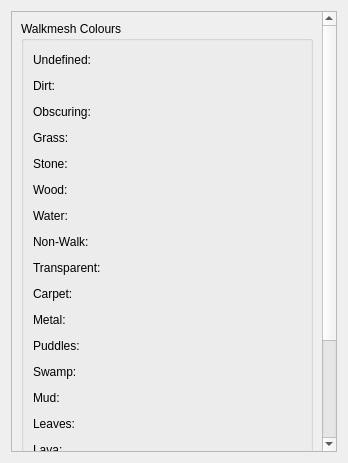
The window that ui/widgets/settings/git.ui (NickHugi/PyKotor) describes before a commit, drawn with Qt 5.
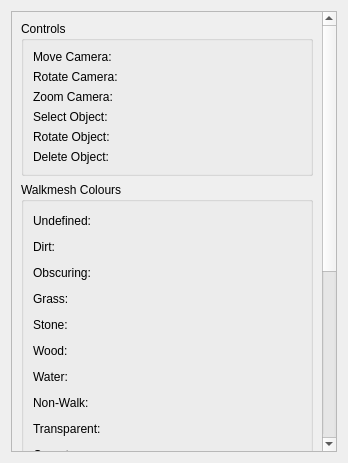
The same window after the commit. Custom widgets are drawn as their Qt base class.

Commit message: Allow users to customize their controls for the GIT Editor

```diff
--- a/ui/widgets/settings/git.ui
+++ b/ui/widgets/settings/git.ui
@@ -25,10 +25,79 @@
         <x>0</x>
         <y>0</y>
         <width>311</width>
-        <height>567</height>
+        <height>720</height>
        </rect>
       </property>
       <layout class="QVBoxLayout" name="verticalLayout">
+       <item>
+        <widget class="QGroupBox" name="groupBox">
+         <property name="title">
+          <string>Controls</string>
+         </property>
+         <layout class="QFormLayout" name="formLayout">
+          <item row="0" column="0">
+           <widget class="QLabel" name="label">
+            <property name="text">
+             <string>Move Camera:</string>
+            </property>
+           </widget>
+          </item>
+          <item row="0" column="1">
+           <widget class="SetBindWidget" name="moveCameraBindEdit" native="true"/>
+          </item>
+          <item row="1" column="0">
+           <widget class="QLabel" name="label_2">
+            <property name="text">
+             <string>Rotate Camera:</string>
+            </property>
+           </widget>
+          </item>
+          <item row="2" column="0">
+           <widget class="QLabel" name="label_3">
+            <property name="text">
+             <string>Zoom Camera:</string>
+            </property>
+           </widget>
+          </item>
+          <item row="4" column="0">
+           <widget class="QLabel" name="label_4">
+            <property name="text">
+             <string>Rotate Object:</string>
+            </property>
+           </widget>
+          </item>
+          <item row="3" column="0">
+           <widget class="QLabel" name="label_5">
+            <property name="text">
+             <string>Select Object:</string>
+            </property>
+           </widget>
+          </item>
+          <item row="5" column="0">
+           <widget class="QLabel" name="label_6">
+            <property name="text">
+             <string>Delete Object:</string>
+            </property>
+           </widget>
+          </item>
+          <item row="1" column="1">
+           <widget class="SetBindWidget" name="rotateCameraBindEdit" native="true"/>
+          </item>
+          <item row="2" column="1">
+           <widget class="SetBindWidget" name="zoomCameraBindEdit" native="true"/>
+          </item>
+          <item row="3" column="1">
+           <widget class="SetBindWidget" name="selectObjectBindEdit" native="true"/>
+          </item>
+          <item row="4" column="1">
+           <widget class="SetBindWidget" name="rotateObjectBindEdit" native="true"/>
+          </item>
+          <item row="5" column="1">
+           <widget class="SetBindWidget" name="deleteObjectBindEdit" native="true"/>
+          </item>
+         </layout>
+        </widget>
+       </item>
        <item>
         <widget class="QGroupBox" name="groupBox_2">
          <property name="title">
@@ -515,6 +584,12 @@
    <header location="global">toolset.gui.widgets.color_edit</header>
    <container>1</container>
   </customwidget>
+  <customwidget>
+   <class>SetBindWidget</class>
+   <extends>QWidget</extends>
+   <header location="global">toolset.gui.widgets.set_bind</header>
+   <container>1</container>
+  </customwidget>
  </customwidgets>
  <resources/>
  <connections/>
```
The commit also changes 10 other files.
